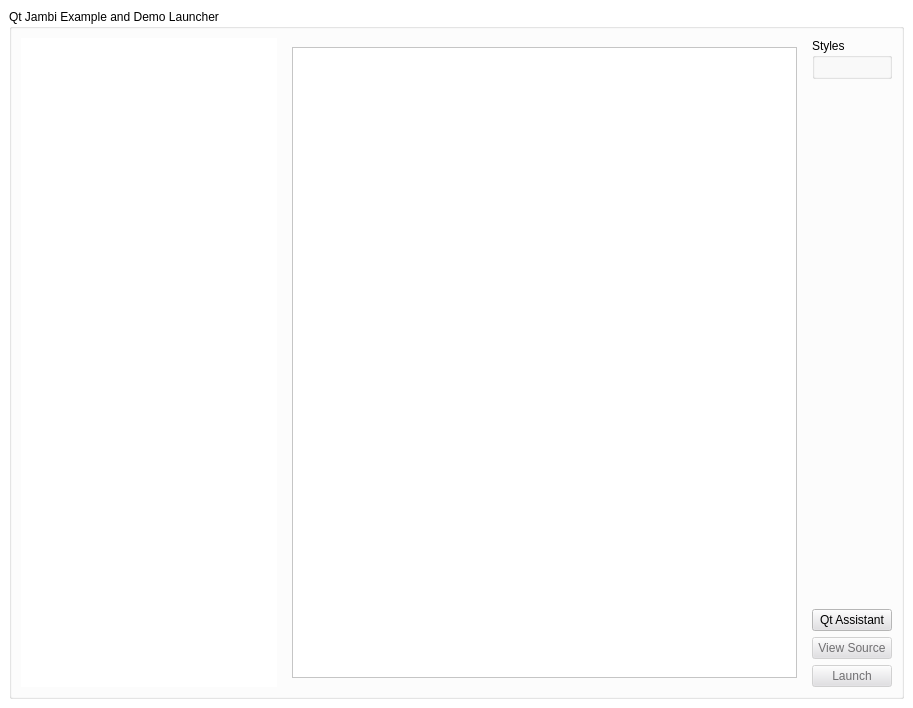
qtjambi/qtjambi, file com/trolltech/launcher/LauncherUI.ui: the form before one commit.
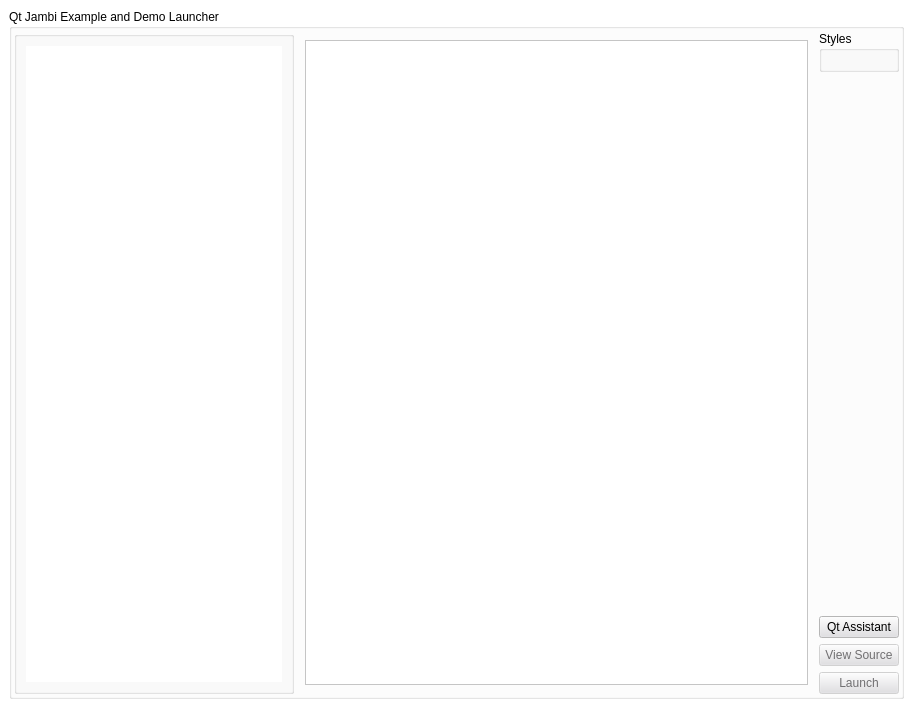
The form after the commit. Custom widgets are drawn as their Qt base class.

What changed in the file:
```diff
--- a/com/trolltech/launcher/LauncherUI.ui
+++ b/com/trolltech/launcher/LauncherUI.ui
@@ -23,265 +23,469 @@
   <property name="palette" >
    <palette>
     <active>
-     <color>
+     <colorrole role="WindowText" >
+      <brush brushstyle="SolidPattern" >
+       <color alpha="255" >
       <red>0</red>
       <green>0</green>
       <blue>0</blue>
      </color>
-     <color>
+      </brush>
+     </colorrole>
+     <colorrole role="Button" >
+      <brush brushstyle="SolidPattern" >
+       <color alpha="255" >
       <red>224</red>
       <green>223</green>
       <blue>227</blue>
      </color>
-     <color>
+      </brush>
+     </colorrole>
+     <colorrole role="Light" >
+      <brush brushstyle="SolidPattern" >
+       <color alpha="255" >
       <red>255</red>
       <green>255</green>
       <blue>255</blue>
      </color>
-     <color>
+      </brush>
+     </colorrole>
+     <colorrole role="Midlight" >
+      <brush brushstyle="SolidPattern" >
+       <color alpha="255" >
       <red>241</red>
       <green>239</green>
       <blue>226</blue>
      </color>
-     <color>
+      </brush>
+     </colorrole>
+     <colorrole role="Dark" >
+      <brush brushstyle="SolidPattern" >
+       <color alpha="255" >
       <red>157</red>
       <green>157</green>
       <blue>161</blue>
      </color>
-     <color>
+      </brush>
+     </colorrole>
+     <colorrole role="Mid" >
+      <brush brushstyle="SolidPattern" >
+       <color alpha="255" >
       <red>149</red>
       <green>149</green>
       <blue>151</blue>
      </color>
-     <color>
+      </brush>
+     </colorrole>
+     <colorrole role="Text" >
+      <brush brushstyle="SolidPattern" >
+       <color alpha="255" >
       <red>0</red>
       <green>0</green>
       <blue>0</blue>
      </color>
-     <color>
+      </brush>
+     </colorrole>
+     <colorrole role="BrightText" >
+      <brush brushstyle="SolidPattern" >
+       <color alpha="255" >
       <red>255</red>
       <green>255</green>
       <blue>255</blue>
      </color>
-     <color>
+      </brush>
+     </colorrole>
+     <colorrole role="ButtonText" >
+      <brush brushstyle="SolidPattern" >
+       <color alpha="255" >
       <red>0</red>
       <green>0</green>
       <blue>0</blue>
      </color>
-     <color>
+      </brush>
+     </colorrole>
+     <colorrole role="Base" >
+      <brush brushstyle="SolidPattern" >
+       <color alpha="255" >
       <red>255</red>
       <green>255</green>
       <blue>255</blue>
      </color>
-     <color>
+      </brush>
+     </colorrole>
+     <colorrole role="Window" >
+      <brush brushstyle="SolidPattern" >
+       <color alpha="255" >
       <red>255</red>
       <green>255</green>
       <blue>255</blue>
      </color>
-     <color>
+      </brush>
+     </colorrole>
+     <colorrole role="Shadow" >
+      <brush brushstyle="SolidPattern" >
+       <color alpha="255" >
       <red>113</red>
       <green>111</green>
       <blue>100</blue>
      </color>
-     <color>
+      </brush>
+     </colorrole>
+     <colorrole role="Highlight" >
+      <brush brushstyle="SolidPattern" >
+       <color alpha="255" >
       <red>178</red>
       <green>180</green>
       <blue>191</blue>
      </color>
-     <color>
+      </brush>
+     </colorrole>
+     <colorrole role="HighlightedText" >
+      <brush brushstyle="SolidPattern" >
+       <color alpha="255" >
       <red>0</red>
       <green>0</green>
       <blue>0</blue>
      </color>
-     <color>
+      </brush>
+     </colorrole>
+     <colorrole role="Link" >
+      <brush brushstyle="SolidPattern" >
+       <color alpha="255" >
       <red>0</red>
       <green>0</green>
       <blue>255</blue>
      </color>
-     <color>
+      </brush>
+     </colorrole>
+     <colorrole role="LinkVisited" >
+      <brush brushstyle="SolidPattern" >
+       <color alpha="255" >
       <red>255</red>
       <green>0</green>
       <blue>255</blue>
      </color>
-     <color>
+      </brush>
+     </colorrole>
+     <colorrole role="AlternateBase" >
+      <brush brushstyle="SolidPattern" >
+       <color alpha="255" >
       <red>232</red>
       <green>232</green>
       <blue>232</blue>
      </color>
+      </brush>
+     </colorrole>
     </active>
     <inactive>
-     <color>
+     <colorrole role="WindowText" >
+      <brush brushstyle="SolidPattern" >
+       <color alpha="255" >
       <red>0</red>
       <green>0</green>
       <blue>0</blue>
      </color>
-     <color>
+      </brush>
+     </colorrole>
+     <colorrole role="Button" >
+      <brush brushstyle="SolidPattern" >
+       <color alpha="255" >
       <red>224</red>
       <green>223</green>
       <blue>227</blue>
      </color>
-     <color>
+      </brush>
+     </colorrole>
+     <colorrole role="Light" >
+      <brush brushstyle="SolidPattern" >
+       <color alpha="255" >
       <red>255</red>
       <green>255</green>
       <blue>255</blue>
      </color>
-     <color>
+      </brush>
+     </colorrole>
+     <colorrole role="Midlight" >
+      <brush brushstyle="SolidPattern" >
+       <color alpha="255" >
       <red>241</red>
       <green>239</green>
       <blue>226</blue>
      </color>
-     <color>
+      </brush>
+     </colorrole>
+     <colorrole role="Dark" >
+      <brush brushstyle="SolidPattern" >
+       <color alpha="255" >
       <red>157</red>
       <green>157</green>
       <blue>161</blue>
      </color>
-     <color>
+      </brush>
+     </colorrole>
+     <colorrole role="Mid" >
+      <brush brushstyle="SolidPattern" >
+       <color alpha="255" >
       <red>149</red>
       <green>149</green>
       <blue>151</blue>
      </color>
-     <color>
+      </brush>
+     </colorrole>
+     <colorrole role="Text" >
+      <brush brushstyle="SolidPattern" >
+       <color alpha="255" >
       <red>0</red>
       <green>0</green>
       <blue>0</blue>
      </color>
-     <color>
+      </brush>
+     </colorrole>
+     <colorrole role="BrightText" >
+      <brush brushstyle="SolidPattern" >
+       <color alpha="255" >
       <red>255</red>
       <green>255</green>
       <blue>255</blue>
      </color>
-     <color>
+      </brush>
+     </colorrole>
+     <colorrole role="ButtonText" >
+      <brush brushstyle="SolidPattern" >
+       <color alpha="255" >
       <red>0</red>
       <green>0</green>
       <blue>0</blue>
      </color>
-     <color>
+      </brush>
+     </colorrole>
+     <colorrole role="Base" >
+      <brush brushstyle="SolidPattern" >
+       <color alpha="255" >
       <red>255</red>
       <green>255</green>
       <blue>255</blue>
      </color>
-     <color>
+      </brush>
+     </colorrole>
+     <colorrole role="Window" >
+      <brush brushstyle="SolidPattern" >
+       <color alpha="255" >
       <red>255</red>
       <green>255</green>
       <blue>255</blue>
      </color>
-     <color>
+      </brush>
+     </colorrole>
+     <colorrole role="Shadow" >
+      <brush brushstyle="SolidPattern" >
+       <color alpha="255" >
       <red>113</red>
       <green>111</green>
       <blue>100</blue>
      </color>
-     <color>
+      </brush>
+     </colorrole>
+     <colorrole role="Highlight" >
+      <brush brushstyle="SolidPattern" >
+       <color alpha="255" >
       <red>224</red>
       <green>223</green>
       <blue>227</blue>
      </color>
-     <color>
+      </brush>
+     </colorrole>
+     <colorrole role="HighlightedText" >
+      <brush brushstyle="SolidPattern" >
+       <color alpha="255" >
       <red>0</red>
       <green>0</green>
       <blue>0</blue>
      </color>
-     <color>
+      </brush>
+     </colorrole>
+     <colorrole role="Link" >
+      <brush brushstyle="SolidPattern" >
+       <color alpha="255" >
       <red>0</red>
       <green>0</green>
       <blue>255</blue>
      </color>
-     <color>
+      </brush>
+     </colorrole>
+     <colorrole role="LinkVisited" >
+      <brush brushstyle="SolidPattern" >
+       <color alpha="255" >
       <red>255</red>
       <green>0</green>
       <blue>255</blue>
      </color>
-     <color>
+      </brush>
+     </colorrole>
+     <colorrole role="AlternateBase" >
+      <brush brushstyle="SolidPattern" >
+       <color alpha="255" >
       <red>232</red>
       <green>232</green>
       <blue>232</blue>
      </color>
+      </brush>
+     </colorrole>
     </inactive>
     <disabled>
-     <color>
+     <colorrole role="WindowText" >
+      <brush brushstyle="SolidPattern" >
+       <color alpha="255" >
       <red>112</red>
       <green>111</green>
       <blue>113</blue>
      </color>
-     <color>
+      </brush>
+     </colorrole>
+     <colorrole role="Button" >
+      <brush brushstyle="SolidPattern" >
+       <color alpha="255" >
       <red>224</red>
       <green>223</green>
       <blue>227</blue>
      </color>
-     <color>
+      </brush>
+     </colorrole>
+     <colorrole role="Light" >
+      <brush brushstyle="SolidPattern" >
+       <color alpha="255" >
       <red>255</red>
       <green>255</green>
       <blue>255</blue>
      </color>
-     <color>
+      </brush>
+     </colorrole>
+     <colorrole role="Midlight" >
+      <brush brushstyle="SolidPattern" >
+       <color alpha="255" >
       <red>239</red>
       <green>239</green>
       <blue>241</blue>
      </color>
-     <color>
+      </brush>
+     </colorrole>
+     <colorrole role="Dark" >
+      <brush brushstyle="SolidPattern" >
+       <color alpha="255" >
       <red>157</red>
       <green>157</green>
       <blue>161</blue>
      </color>
-     <color>
+      </brush>
+     </colorrole>
+     <colorrole role="Mid" >
+      <brush brushstyle="SolidPattern" >
+       <color alpha="255" >
       <red>149</red>
       <green>149</green>
       <blue>151</blue>
      </color>
-     <color>
+      </brush>
+     </colorrole>
+     <colorrole role="Text" >
+      <brush brushstyle="SolidPattern" >
+       <color alpha="255" >
       <red>112</red>
       <green>111</green>
       <blue>113</blue>
      </color>
-     <color>
+      </brush>
+     </colorrole>
+     <colorrole role="BrightText" >
+      <brush brushstyle="SolidPattern" >
+       <color alpha="255" >
       <red>255</red>
       <green>255</green>
       <blue>255</blue>
      </color>
-     <color>
+      </brush>
+     </colorrole>
+     <colorrole role="ButtonText" >
+      <brush brushstyle="SolidPattern" >
+       <color alpha="255" >
       <red>112</red>
       <green>111</green>
       <blue>113</blue>
      </color>
-     <color>
+      </brush>
+     </colorrole>
+     <colorrole role="Base" >
+      <brush brushstyle="SolidPattern" >
+       <color alpha="255" >
       <red>255</red>
       <green>255</green>
       <blue>255</blue>
      </color>
-     <color>
+      </brush>
+     </colorrole>
+     <colorrole role="Window" >
+      <brush brushstyle="SolidPattern" >
+       <color alpha="255" >
       <red>255</red>
       <green>255</green>
       <blue>255</blue>
      </color>
-     <color>
+      </brush>
+     </colorrole>
+     <colorrole role="Shadow" >
+      <brush brushstyle="SolidPattern" >
+       <color alpha="255" >
       <red>0</red>
       <green>0</green>
       <blue>0</blue>
      </color>
-     <color>
+      </brush>
+     </colorrole>
+     <colorrole role="Highlight" >
+      <brush brushstyle="SolidPattern" >
+       <color alpha="255" >
       <red>178</red>
       <green>180</green>
       <blue>191</blue>
      </color>
-     <color>
+      </brush>
+     </colorrole>
+     <colorrole role="HighlightedText" >
+      <brush brushstyle="SolidPattern" >
+       <color alpha="255" >
       <red>0</red>
       <green>0</green>
       <blue>0</blue>
      </color>
-     <color>
+      </brush>
+     </colorrole>
+     <colorrole role="Link" >
+      <brush brushstyle="SolidPattern" >
+       <color alpha="255" >
       <red>0</red>
       <green>0</green>
       <blue>255</blue>
      </color>
-     <color>
+      </brush>
+     </colorrole>
+     <colorrole role="LinkVisited" >
+      <brush brushstyle="SolidPattern" >
+       <color alpha="255" >
       <red>255</red>
       <green>0</green>
       <blue>255</blue>
      </color>
-     <color>
+      </brush>
+     </colorrole>
+     <colorrole role="AlternateBase" >
+      <brush brushstyle="SolidPattern" >
+       <color alpha="255" >
       <red>232</red>
       <green>232</green>
       <blue>232</blue>
      </color>
+      </brush>
+     </colorrole>
     </disabled>
    </palette>
   </property>
@@ -300,6 +504,24 @@
      <property name="title" >
       <string>Qt Jambi Example and Demo Launcher</string>
      </property>
+     <property name="flat" >
+      <bool>true</bool>
+     </property>
+     <layout class="QGridLayout" >
+      <property name="margin" >
+       <number>2</number>
+      </property>
+      <property name="spacing" >
+       <number>2</number>
+      </property>
+      <item row="0" column="0" >
+       <widget class="QGroupBox" name="groupBox" >
+        <property name="title" >
+         <string/>
+        </property>
+        <property name="flat" >
+         <bool>false</bool>
+        </property>
      <layout class="QGridLayout" >
       <property name="margin" >
        <number>9</number>
@@ -307,6 +529,30 @@
       <property name="spacing" >
        <number>6</number>
       </property>
+         <item row="0" column="0" >
+          <widget class="CustomListView" name="list" >
+           <property name="sizePolicy" >
+            <sizepolicy>
+             <hsizetype>1</hsizetype>
+             <vsizetype>7</vsizetype>
+             <horstretch>0</horstretch>
+             <verstretch>0</verstretch>
+            </sizepolicy>
+           </property>
+           <property name="frameShape" >
+            <enum>QFrame::NoFrame</enum>
+           </property>
+           <property name="verticalScrollBarPolicy" >
+            <enum>Qt::ScrollBarAsNeeded</enum>
+           </property>
+           <property name="horizontalScrollBarPolicy" >
+            <enum>Qt::ScrollBarAlwaysOff</enum>
+           </property>
+          </widget>
+         </item>
+        </layout>
+       </widget>
+      </item>
       <item row="0" column="1" >
        <widget class="QStackedWidget" name="container" >
         <property name="enabled" >
@@ -332,16 +578,7 @@
            <number>6</number>
           </property>
           <item row="0" column="0" >
-           <widget class="ScrollingHTMLView" name="description" >
-            <property name="sizePolicy" >
-             <sizepolicy>
-              <hsizetype>3</hsizetype>
-              <vsizetype>7</vsizetype>
-              <horstretch>1</horstretch>
-              <verstretch>0</verstretch>
-             </sizepolicy>
-            </property>
-           </widget>
+           <widget class="ScrollingHTMLView" name="description" />
           </item>
          </layout>
         </widget>
@@ -440,21 +677,6 @@
         </item>
        </layout>
       </item>
-      <item row="0" column="0" >
-       <widget class="CustomListView" name="list" >
-        <property name="sizePolicy" >
-         <sizepolicy>
-          <hsizetype>1</hsizetype>
-          <vsizetype>3</vsizetype>
-          <horstretch>0</horstretch>
-          <verstretch>0</verstretch>
-         </sizepolicy>
-        </property>
-        <property name="frameShape" >
-         <enum>QFrame::NoFrame</enum>
-        </property>
-       </widget>
-      </item>
      </layout>
     </widget>
    </item>
```
Left out of the diff: 13 changed lines with no effect on the pictures. Lines whose indentation alone changed are shown as unchanged.
